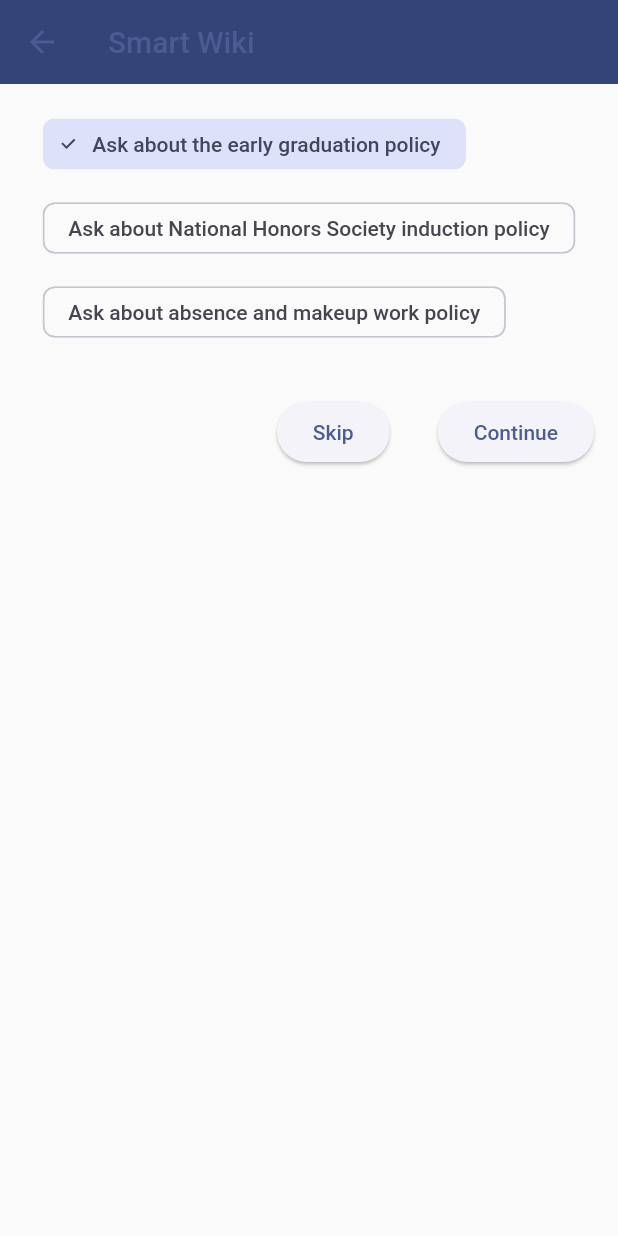
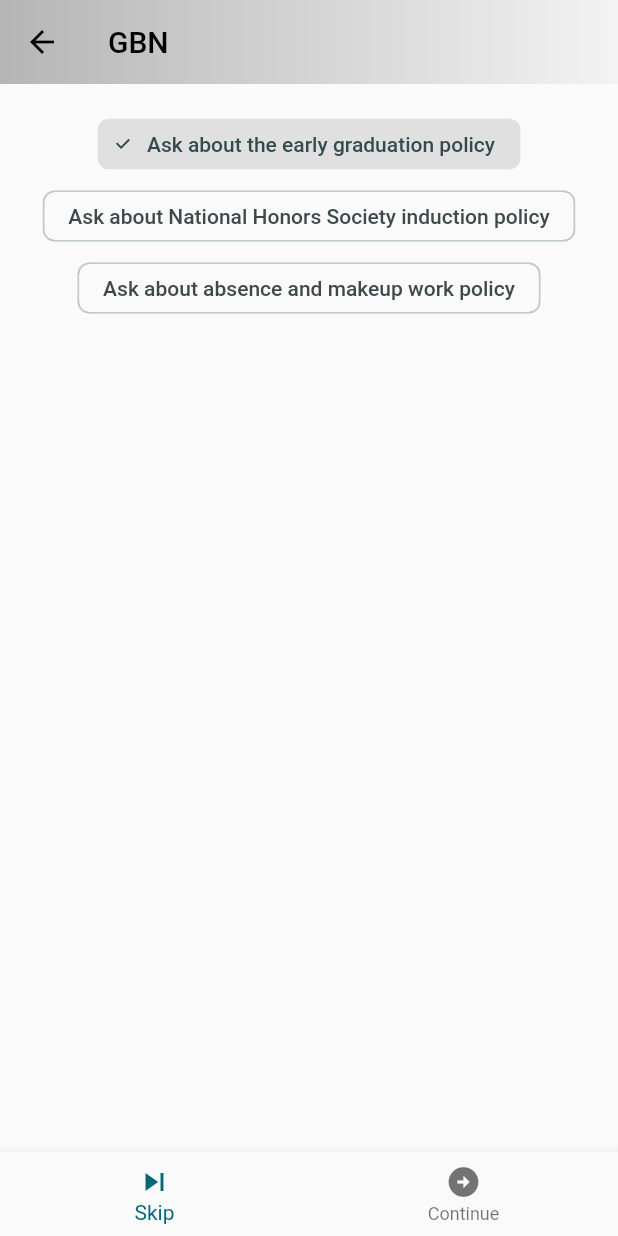
Before and after one commit to kristellewidjaja/smart_wiki_mobile, a Flutter app: the screen it shows after launch, after a tap on "GBN", on a phone screen of 412 x 824 dp. Run offline on Flutter 3.47's test engine with Material 2 defaults, Android fonts, the phone set to English and light mode, and no system bars; our stand-ins replace file_picker, flutter_chat_types, flutter_chat_ui, image_picker, open_filex; network calls fail.

Commit message:
Cleaned up the UI and theme - made all screens consistent

```diff
--- a/lib/components/appbar.dart
+++ b/lib/components/appbar.dart
@@ -17,10 +17,19 @@ class ChatAppBar extends StatelessWidget implements PreferredSizeWidget {
     return AppBar(
       elevation: 0,
       automaticallyImplyLeading: false,
-      backgroundColor: Colors.white,
-      flexibleSpace: SafeArea(
-        child: Container(
-          padding: const EdgeInsets.only(right: 16),
+      backgroundColor: Colors.transparent,
+      flexibleSpace: Container(
+        decoration: const BoxDecoration(
+          gradient: LinearGradient(
+            colors: [
+              Color.fromARGB(255, 181, 181, 181),
+              Color.fromARGB(255, 201, 202, 201),
+              Color.fromARGB(255, 222, 222, 222),
+              Color.fromARGB(255, 242, 243, 242),
+            ],
+          ),
+        ),
+        padding: const EdgeInsets.only(right: 16, left: 5, top: 50),
         child: Row(
           children: <Widget>[
             IconButton(
@@ -33,7 +42,7 @@ class ChatAppBar extends StatelessWidget implements PreferredSizeWidget {
                 );
               },
               icon: const Icon(
-                  Icons.arrow_back,
+                Icons.arrow_back_ios,
                 color: Colors.black,
               ),
             ),
@@ -54,7 +63,11 @@ class ChatAppBar extends StatelessWidget implements PreferredSizeWidget {
                 children: <Widget>[
                   Text(
                     knowledgeBase.title,
-                      style: const TextStyle(fontWeight: FontWeight.w600),
+                    style: const TextStyle(
+                      fontSize: 20.0,
+                      color: Colors.black,
+                      fontWeight: FontWeight.w500,
+                    ),
                   ),
                   const SizedBox(
                     height: 6,
@@ -69,7 +82,6 @@ class ChatAppBar extends StatelessWidget implements PreferredSizeWidget {
           ],
         ),
       ),
-      ),
     );
   }
 
--- a/lib/components/knowledge_base_item.dart
+++ b/lib/components/knowledge_base_item.dart
@@ -60,7 +60,11 @@ class _KnowledgeBaseItemState extends State<KnowledgeBaseItem> {
                       child: Column(
                         crossAxisAlignment: CrossAxisAlignment.start,
                         children: <Widget>[
-                          Text(widget.knowledgeBase.title),
+                          Text(
+                            widget.knowledgeBase.title,
+                            style: const TextStyle(
+                                fontSize: 16, fontWeight: FontWeight.bold),
+                          ),
                           const SizedBox(
                             height: 6,
                           ),
--- a/lib/data/dummy_data.dart
+++ b/lib/data/dummy_data.dart
@@ -52,7 +52,7 @@ const knowledgeBaseList = [
     category: 'brad_schneider',
     defaultQuestions: [
       DefaultQuestion(
-        displayText: 'Who is Brad Schneider?',
+        displayText: 'Ask about Brad Schneider',
         prompt: 'Who is Brad Schneider?',
       ),
       DefaultQuestion(
--- a/lib/default_questions_page.dart
+++ b/lib/default_questions_page.dart
@@ -18,25 +18,48 @@ class _DefaultQuestionsPageState extends State<DefaultQuestionsPage> {
   Widget build(BuildContext context) {
     return Scaffold(
       appBar: AppBar(
-        title: const Text('Smart Wiki'),
+        backgroundColor: Colors.transparent,
+        elevation: 0,
+        flexibleSpace: Container(
+          decoration: const BoxDecoration(
+            gradient: LinearGradient(
+              colors: [
+                Color.fromARGB(255, 181, 181, 181),
+                Color.fromARGB(255, 201, 202, 201),
+                Color.fromARGB(255, 222, 222, 222),
+                Color.fromARGB(255, 242, 243, 242),
+              ],
             ),
-      body: Column(
-        children: [
-          Padding(
+          ),
+        ),
+        title: Text(
+          widget.knowledgeBase.title,
+          style: const TextStyle(color: Colors.black),
+        ),
+        iconTheme: const IconThemeData(color: Colors.black),
+      ),
+      body: Padding(
         padding: const EdgeInsets.all(16.0),
-            child: Wrap(
-              spacing: 8.0,
-              runSpacing: 8.0,
+        child: ListView(
           children: _buildDefaultQuestionChips(),
         ),
       ),
-          Row(
-            mainAxisAlignment: MainAxisAlignment.end,
-            children: [
-              Padding(
-                padding: const EdgeInsets.all(16.0),
-                child: ElevatedButton(
-                  onPressed: () {
+      bottomNavigationBar: BottomNavigationBar(
+        currentIndex: 0,
+        items: const [
+          BottomNavigationBarItem(
+            icon: Icon(Icons.skip_next),
+            label: 'Skip',
+            // backgroundColor: Colors.deepPurple,
+          ),
+          BottomNavigationBarItem(
+            icon: Icon(Icons.arrow_circle_right),
+            label: 'Continue',
+            // backgroundColor: Colors.deepPurple,
+          ),
+        ],
+        onTap: (index) {
+          if (index == 0) {
             Navigator.push(
               context,
               MaterialPageRoute(
@@ -45,14 +68,7 @@ class _DefaultQuestionsPageState extends State<DefaultQuestionsPage> {
                 ),
               ),
             );
-                  },
-                  child: const Text('Skip'),
-                ),
-              ),
-              Padding(
-                padding: const EdgeInsets.all(16.0),
-                child: ElevatedButton(
-                  onPressed: () {
+          } else if (index == 1) {
             Navigator.push(
               context,
               MaterialPageRoute(
@@ -62,13 +78,8 @@ class _DefaultQuestionsPageState extends State<DefaultQuestionsPage> {
                 ),
               ),
             );
+          }
         },
-                  child: const Text('Continue'),
-                ),
-              ),
-            ],
-          ),
-        ],
       ),
     );
   }
@@ -78,11 +89,14 @@ class _DefaultQuestionsPageState extends State<DefaultQuestionsPage> {
       widget.knowledgeBase.defaultQuestions.length,
       (index) => ChoiceChip(
         label: Text(widget.knowledgeBase.defaultQuestions[index].displayText),
+        selectedColor: Colors.grey[300],
         selected: _selectedDefaultQuestionIndex == index,
         onSelected: (selected) {
-          setState(() {
+          setState(
+            () {
               _selectedDefaultQuestionIndex = selected ? index : 0;
-          });
+            },
+          );
         },
       ),
     ).toList();
--- a/lib/main.dart
+++ b/lib/main.dart
@@ -2,7 +2,7 @@ import 'package:flutter/material.dart';
 import 'main_page.dart';
 
 var lightColorScheme = ColorScheme.fromSeed(
-  seedColor: Color.fromARGB(255, 128, 155, 243),
+  seedColor: Color.fromARGB(255, 255, 255, 255),
 );
 
 // var darkColorScheme = ColorScheme.fromSeed(
--- a/lib/main_page.dart
+++ b/lib/main_page.dart
@@ -25,26 +25,30 @@ class _MainPageState extends State<MainPage> {
   Widget build(BuildContext context) {
     // Scaffold with bottom navigation bar and 3 items in it with onTap function to navigate to different Pages(Home, Chat, Profile)
     return Scaffold(
-      body: SingleChildScrollView(
-        physics: const BouncingScrollPhysics(),
-        child: Column(
-          crossAxisAlignment: CrossAxisAlignment.start,
-          children: <Widget>[
-            const SafeArea(
-              child: Padding(
-                padding: EdgeInsets.only(left: 16, right: 16, top: 10),
-                child: Row(
-                  mainAxisAlignment: MainAxisAlignment.spaceBetween,
-                  children: <Widget>[
-                    Text(
-                      "Smart Wiki",
-                      style:
-                          TextStyle(fontSize: 30, fontWeight: FontWeight.bold),
-                    ),
+      appBar: AppBar(
+        backgroundColor: Colors.transparent,
+        elevation: 0,
+        flexibleSpace: Container(
+          decoration: const BoxDecoration(
+            gradient: LinearGradient(
+              colors: [
+                Color.fromARGB(255, 181, 181, 181),
+                Color.fromARGB(255, 201, 202, 201),
+                Color.fromARGB(255, 222, 222, 222),
+                Color.fromARGB(255, 242, 243, 242),
               ],
             ),
           ),
         ),
+        title: const Text(
+          'Smart Wiki',
+          style: TextStyle(color: Colors.black, fontWeight: FontWeight.bold),
+        ),
+        iconTheme: const IconThemeData(color: Colors.black),
+      ),
+      body: Column(
+        crossAxisAlignment: CrossAxisAlignment.start,
+        children: <Widget>[
           Padding(
             padding: const EdgeInsets.only(top: 16, left: 16, right: 16),
             child: TextField(
@@ -79,58 +83,49 @@ class _MainPageState extends State<MainPage> {
               ),
             ),
           ),
-            ListView.builder(
+          Expanded(
+            child: ListView.builder(
               itemCount: _filteredKnowledgeBaseList.length,
               shrinkWrap: true,
               padding: const EdgeInsets.only(top: 16),
-              physics: const NeverScrollableScrollPhysics(),
+              physics: const AlwaysScrollableScrollPhysics(),
               itemBuilder: (context, index) {
                 return KnowledgeBaseItem(
                   knowledgeBase: _filteredKnowledgeBaseList[index],
                 );
               },
             ),
+          ),
         ],
       ),
-      ),
-      bottomNavigationBar: BottomNavigationBar(
-        currentIndex: 0,
-        items: const [
-          BottomNavigationBarItem(
-            icon: Icon(Icons.home),
-            label: 'Home',
-            // backgroundColor: Colors.deepPurple,
-          ),
-          BottomNavigationBarItem(
-            icon: Icon(Icons.chat),
-            label: 'Chat',
-            // backgroundColor: Colors.deepPurple,
-          ),
-          BottomNavigationBarItem(
-            icon: Icon(Icons.person),
-            label: 'Profile',
-            // backgroundColor: Colors.deepPurple,
-          ),
-        ],
-        onTap: (index) {
-          if (index == 0) {
-            Navigator.push(
-              context,
-              MaterialPageRoute(builder: (context) => MainPage()),
-            );
-          } else if (index == 1) {
-            Navigator.push(
-              context,
-              MaterialPageRoute(builder: (context) => MainPage()),
-            );
-          } else if (index == 2) {
-            Navigator.push(
-              context,
-              MaterialPageRoute(builder: (context) => MainPage()),
-            );
-          }
-        },
-      ),
+      // bottomNavigationBar: BottomNavigationBar(
+      //   currentIndex: 0,
+      //   items: const [
+      //     BottomNavigationBarItem(
+      //       icon: Icon(Icons.home),
+      //       label: 'Home',
+      //       // backgroundColor: Colors.deepPurple,
+      //     ),
+      //     BottomNavigationBarItem(
+      //       icon: Icon(Icons.person),
+      //       label: 'Profile',
+      //       // backgroundColor: Colors.deepPurple,
+      //     ),
+      //   ],
+      //   onTap: (index) {
+      //     if (index == 0) {
+      //       Navigator.push(
+      //         context,
+      //         MaterialPageRoute(builder: (context) => MainPage()),
+      //       );
+      //     } else if (index == 1) {
+      //       Navigator.push(
+      //         context,
+      //         MaterialPageRoute(builder: (context) => MainPage()),
+      //       );
+      //     }
+      //   },
+      // ),
     );
   }
 }
```
Lines whose indentation alone changed are shown as unchanged.
